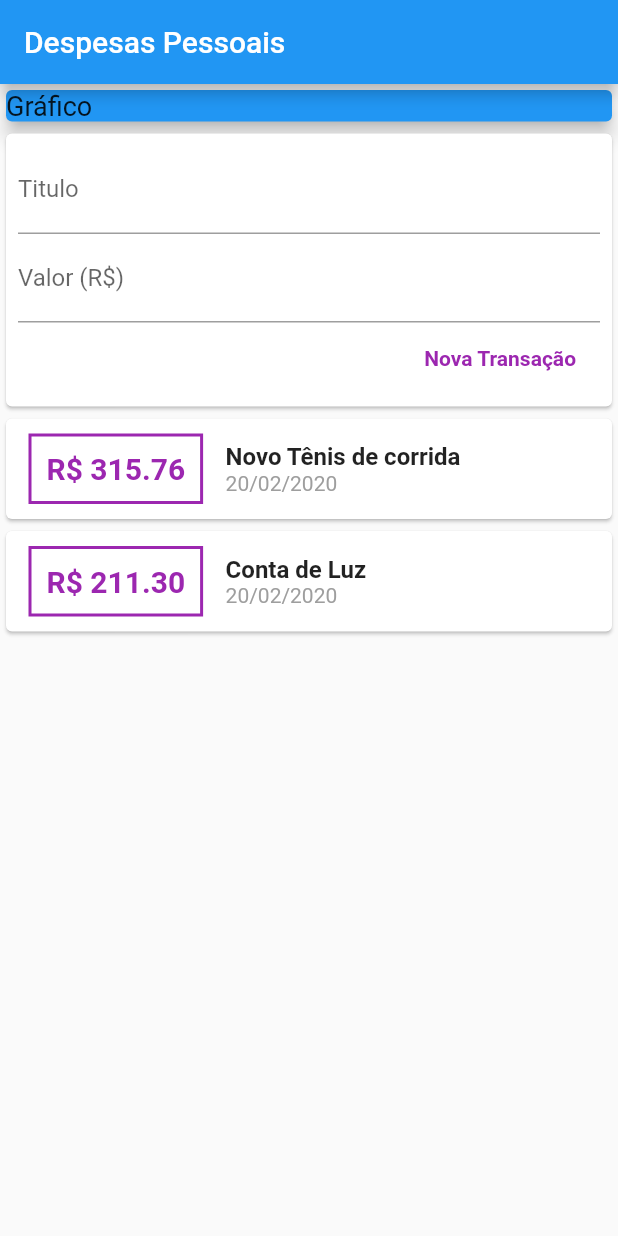
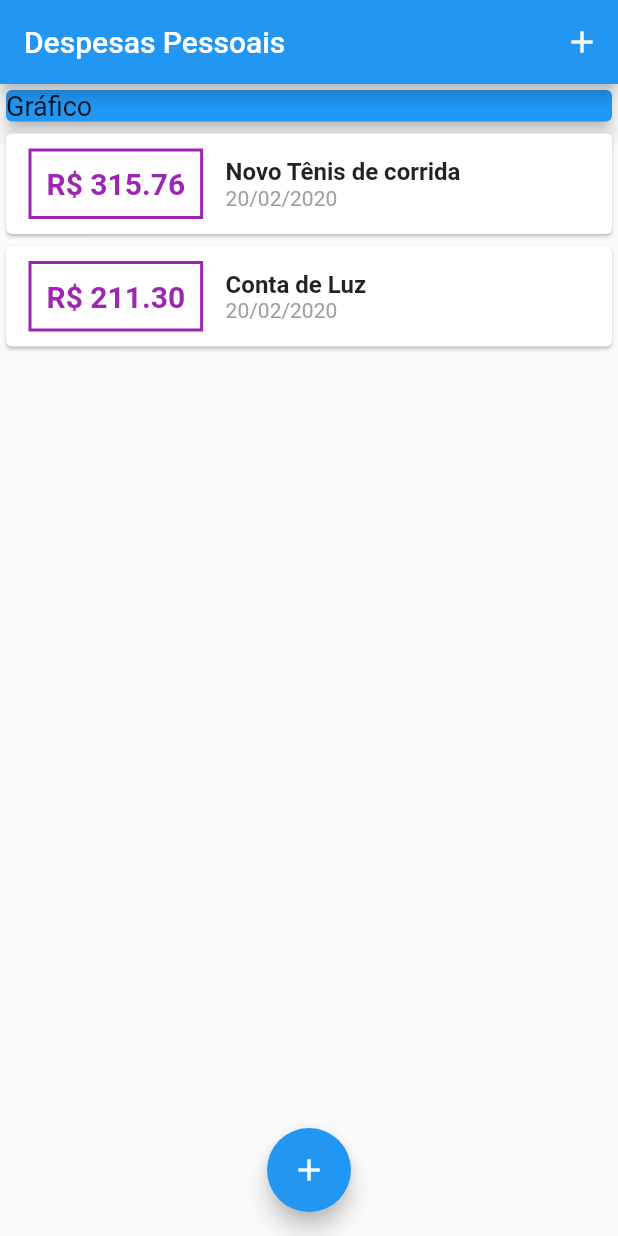
Before and after one commit to JairoAlves23/Udemy_Cod3r_Expenses, a Flutter app: the screen it shows after launch, on a phone screen of 412 x 824 dp. Run offline on Flutter 3.47's test engine with Material 2 defaults, Android fonts, the phone set to English and light mode, and no system bars.

```diff
--- a/lib/components/transaction_list.dart
+++ b/lib/components/transaction_list.dart
@@ -9,8 +9,12 @@ class TransacitionList extends StatelessWidget {
 
   @override
   Widget build(BuildContext context) {
-    return Column(
-      children: transaction.map((tr) {
+    return Container(
+      height: 300,
+      child: ListView.builder(
+          itemCount: transaction.length,
+          itemBuilder: (ctx, index) {
+            final tr = transaction[index];
             return Card(
                 child: Row(
               children: <Widget>[
@@ -32,7 +36,8 @@ class TransacitionList extends StatelessWidget {
                   children: <Widget>[
                     Text(
                       tr.title,
-                  style: TextStyle(fontWeight: FontWeight.bold, fontSize: 16),
+                      style:
+                          TextStyle(fontWeight: FontWeight.bold, fontSize: 16),
                     ),
                     Text(
                       DateFormat('d/MM/y').format(tr.date),
@@ -42,7 +47,7 @@ class TransacitionList extends StatelessWidget {
                 )
               ],
             ));
-      }).toList(),
+          }),
     );
   }
 }
--- a/lib/components/transaction_user.dart
+++ /dev/null
@@ -1,50 +0,0 @@
-import 'dart:math';
-
-import 'package:expenses/components/transaction_form.dart';
-import 'package:expenses/components/transaction_list.dart';
-import 'package:expenses/models/transaction.dart';
-import 'package:flutter/material.dart';
-
-class TransactionUser extends StatefulWidget {
-  @override
-  _TransactionUserState createState() => _TransactionUserState();
-}
-
-class _TransactionUserState extends State<TransactionUser> {
-  final _transactions = [
-    Transaction(
-        id: 't1',
-        title: 'Novo Tênis de corrida',
-        value: 315.76,
-        date: DateTime.now()),
-    Transaction(
-        id: 't2', title: 'Conta de Luz', value: 211.30, date: DateTime.now()),
-  ];
-
-  _addTransaction(String title, double value) {
-    final newTransaction = Transaction(
-      id: Random().nextDouble().toString(),
-      title: title,
-      value: value,
-      date: DateTime.now(),
-    );
-
-    setState(() {
-      _transactions.add(newTransaction);
-    });
-  }
-
-  @override
-  Widget build(BuildContext context) {
-    return Column(
-      children: <Widget>[
-        TransactionForm(
-          addTransaction: _addTransaction,
-        ),
-        TransacitionList(
-          transaction: _transactions,
-        ),
-      ],
-    );
-  }
-}
--- a/lib/home.dart
+++ b/lib/home.dart
@@ -1,12 +1,67 @@
-import 'package:expenses/components/transaction_user.dart';
+import 'dart:math';
+
+import 'package:expenses/components/transaction_form.dart';
+import 'package:expenses/components/transaction_list.dart';
+import 'package:expenses/models/transaction.dart';
 import 'package:flutter/material.dart';
 
-class Home extends StatelessWidget {
+class Home extends StatefulWidget {
+  @override
+  _HomeState createState() => _HomeState();
+}
+
+class _HomeState extends State<Home> {
+  final _transactions = [
+    Transaction(
+        id: 't1',
+        title: 'Novo Tênis de corrida',
+        value: 315.76,
+        date: DateTime.now()),
+    Transaction(
+      id: 't2',
+      title: 'Conta de Luz',
+      value: 211.30,
+      date: DateTime.now(),
+    ),
+  ];
+
+  _addTransaction(String title, double value) {
+    final newTransaction = Transaction(
+      id: Random().nextDouble().toString(),
+      title: title,
+      value: value,
+      date: DateTime.now(),
+    );
+
+    setState(() {
+      _transactions.add(newTransaction);
+    });
+  }
+
+  _openTransactionFormModal(BuildContext context) {
+    showModalBottomSheet(
+      context: context,
+      builder: (_) {
+        return TransactionForm(
+          addTransaction: _addTransaction,
+        );
+      },
+    );
+  }
+
   @override
   Widget build(BuildContext context) {
     return Scaffold(
       appBar: AppBar(
         title: Text("Despesas Pessoais"),
+        actions: <Widget>[
+          IconButton(
+            icon: Icon(
+              Icons.add,
+            ),
+            onPressed: () => _openTransactionFormModal(context),
+          )
+        ],
       ),
       body: SingleChildScrollView(
         child: Column(
@@ -22,9 +77,19 @@ class Home extends StatelessWidget {
                 ),
               ),
             ),
-              TransactionUser(),
+            TransacitionList(
+              transaction: _transactions,
+            ),
           ],
         ),
-        ));
+      ),
+      floatingActionButton: FloatingActionButton(
+        onPressed: () => _openTransactionFormModal(context),
+        child: Icon(
+          Icons.add,
+        ),
+      ),
+      floatingActionButtonLocation: FloatingActionButtonLocation.centerFloat,
+    );
   }
 }
```
Also changed, not shown: lib/components/transaction_form.dart (+27 -11 lines), Screenshot_1582160448_aula7.png (added). Lines whose indentation alone changed are shown as unchanged.
